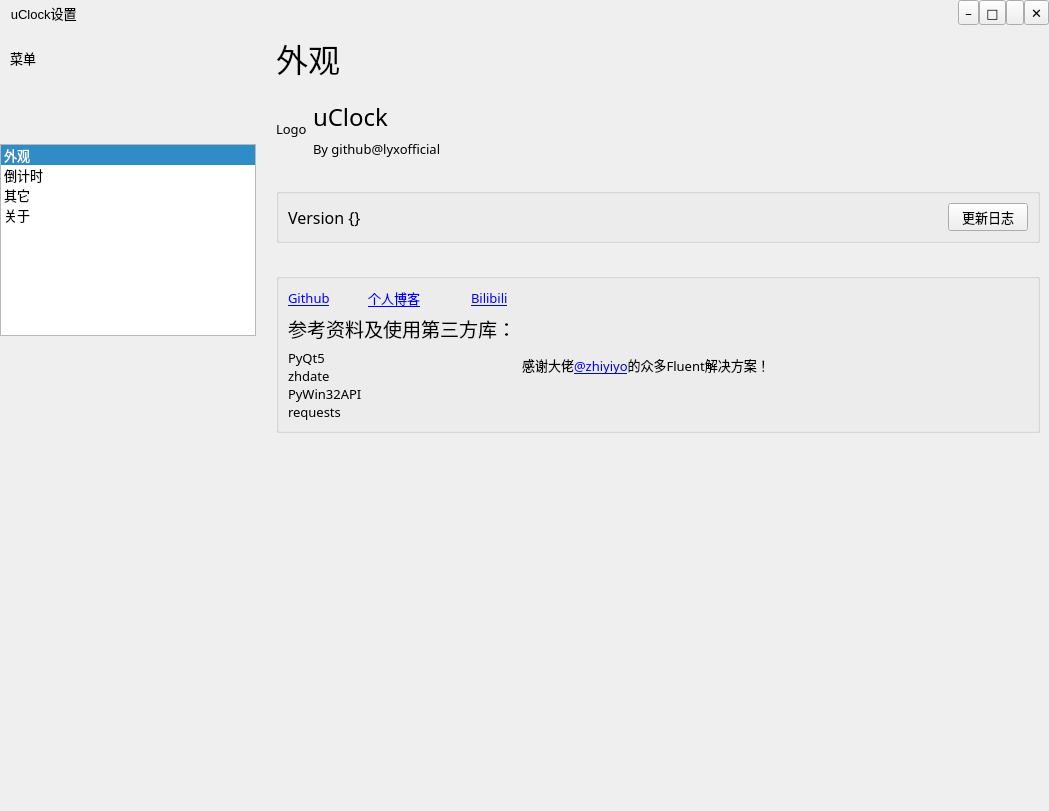
Qt form settingWin11.ui (LYXOfficial/uClock) before a commit.
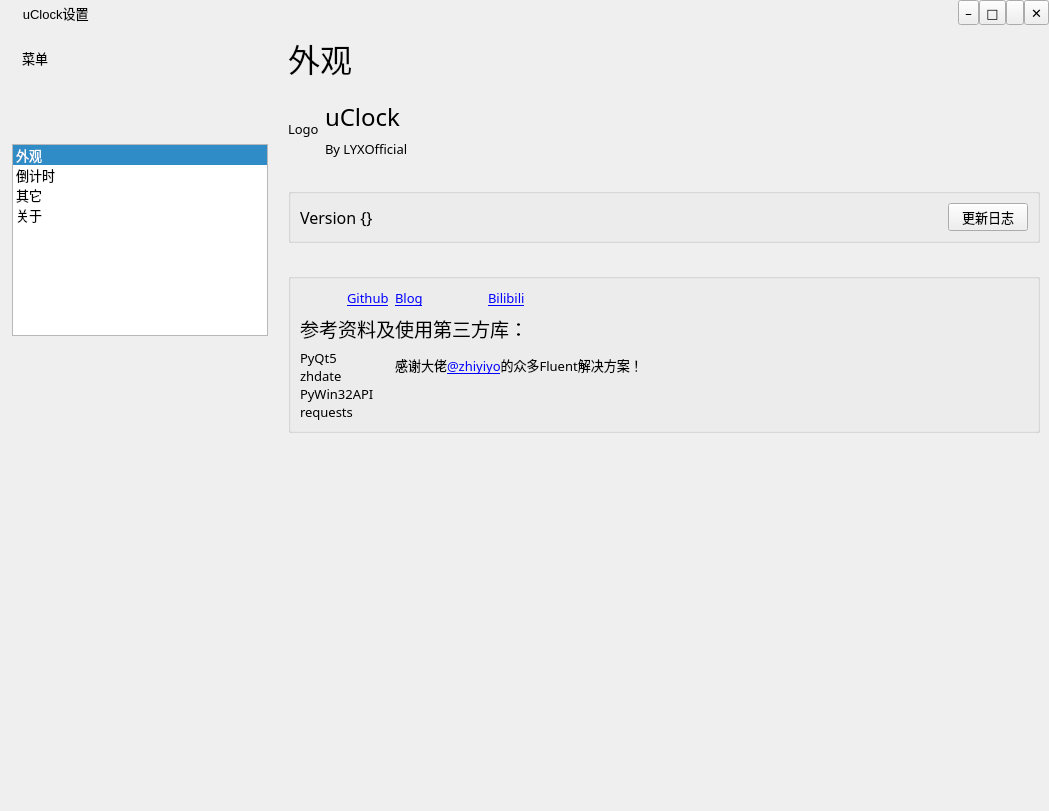
The same form after that commit. The open tabs and pages were chosen to show the change. Icons and pictures are not drawn. Custom widgets are drawn as their Qt base class.

```diff
--- a/settingWin11.ui
+++ b/settingWin11.ui
@@ -21,7 +21,7 @@
   </property>
   <layout class="QGridLayout" name="gridLayout">
    <property name="leftMargin">
-    <number>0</number>
+    <number>12</number>
    </property>
    <property name="topMargin">
     <number>0</number>
@@ -1080,37 +1080,7 @@
           <string/>
          </property>
          <layout class="QGridLayout" name="gridLayout_13">
-          <item row="0" column="3">
-           <widget class="QLabel" name="label_26">
-            <property name="text">
-             <string>&lt;a href=&quot;https://space.bilibili.com/369280472&quot;&gt;Bilibili&lt;/a href&gt;</string>
-            </property>
-            <property name="openExternalLinks">
-             <bool>true</bool>
-            </property>
-           </widget>
-          </item>
-          <item row="0" column="0">
-           <widget class="QLabel" name="label_24">
-            <property name="text">
-             <string>&lt;a href=&quot;https://github.com/lyxofficial&quot;&gt;Github&lt;/a href&gt;</string>
-            </property>
-            <property name="openExternalLinks">
-             <bool>true</bool>
-            </property>
-           </widget>
-          </item>
-          <item row="0" column="1" colspan="2">
-           <widget class="QLabel" name="label_25">
-            <property name="text">
-             <string>&lt;a href=&quot;https://lyxofficial.github.io&quot;&gt;个人博客&lt;/a href&gt;</string>
-            </property>
-            <property name="openExternalLinks">
-             <bool>true</bool>
-            </property>
-           </widget>
-          </item>
-          <item row="2" column="0" rowspan="2">
+          <item row="2" column="0" rowspan="2" colspan="2">
            <widget class="QLabel" name="label_28">
             <property name="text">
              <string>PyQt5
@@ -1120,7 +1090,7 @@
             </property>
            </widget>
           </item>
-          <item row="1" column="0" colspan="4">
+          <item row="1" column="0" colspan="5">
            <widget class="QLabel" name="label_27">
             <property name="font">
              <font>
@@ -1132,20 +1102,34 @@
             </property>
            </widget>
           </item>
+          <item row="0" column="0">
+           <widget class="QLabel" name="label_36">
+            <property name="text">
+             <string/>
+            </property>
+           </widget>
+          </item>
           <item row="0" column="4">
-           <spacer name="horizontalSpacer_8">
-            <property name="orientation">
-             <enum>Qt::Horizontal</enum>
+           <widget class="QLabel" name="label_26">
+            <property name="text">
+             <string>&lt;a href=&quot;https://space.bilibili.com/369280472&quot;&gt;Bilibili&lt;/a href&gt;</string>
             </property>
-            <property name="sizeHint" stdset="0">
-             <size>
-              <width>40</width>
-              <height>20</height>
-             </size>
+            <property name="openExternalLinks">
+             <bool>true</bool>
             </property>
-           </spacer>
+           </widget>
           </item>
-          <item row="2" column="4">
+          <item row="0" column="1">
+           <widget class="QLabel" name="label_24">
+            <property name="text">
+             <string>&lt;a href=&quot;https://github.com/lyxofficial&quot;&gt;Github&lt;/a href&gt;</string>
+            </property>
+            <property name="openExternalLinks">
+             <bool>true</bool>
+            </property>
+           </widget>
+          </item>
+          <item row="2" column="2" colspan="4">
            <widget class="QLabel" name="label_29">
             <property name="text">
              <string>感谢大佬&lt;a href=&quot;https://github.com/zhiyiyo&quot;&gt;@zhiyiyo&lt;/a href&gt;的众多Fluent解决方案！</string>
@@ -1155,6 +1139,29 @@
             </property>
            </widget>
           </item>
+          <item row="0" column="2" colspan="2">
+           <widget class="QLabel" name="label_25">
+            <property name="text">
+             <string>&lt;a href=&quot;https://lyxofficial.github.io&quot;&gt;Blog&lt;/a href&gt;</string>
+            </property>
+            <property name="openExternalLinks">
+             <bool>true</bool>
+            </property>
+           </widget>
+          </item>
+          <item row="0" column="5">
+           <spacer name="horizontalSpacer_8">
+            <property name="orientation">
+             <enum>Qt::Horizontal</enum>
+            </property>
+            <property name="sizeHint" stdset="0">
+             <size>
+              <width>40</width>
+              <height>20</height>
+             </size>
+            </property>
+           </spacer>
+          </item>
          </layout>
         </widget>
        </item>
@@ -1194,7 +1201,7 @@
        <item row="1" column="1">
         <widget class="QLabel" name="label_20">
          <property name="text">
-          <string>By github@lyxofficial</string>
+          <string>By LYXOfficial</string>
          </property>
         </widget>
        </item>
```
